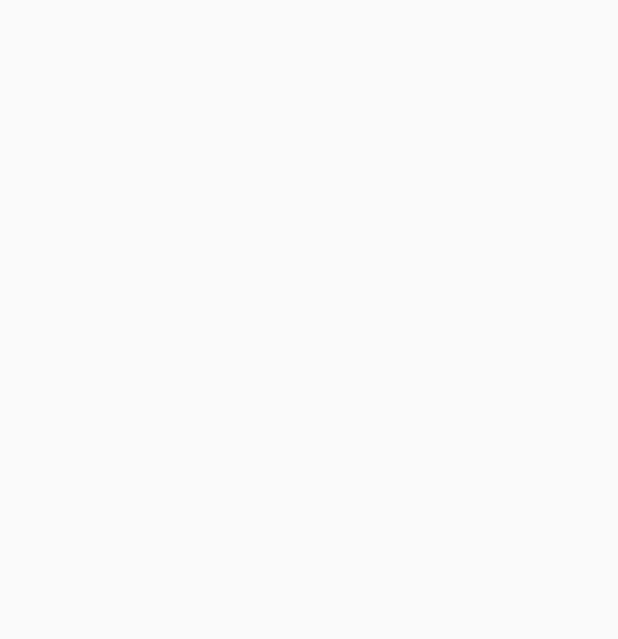
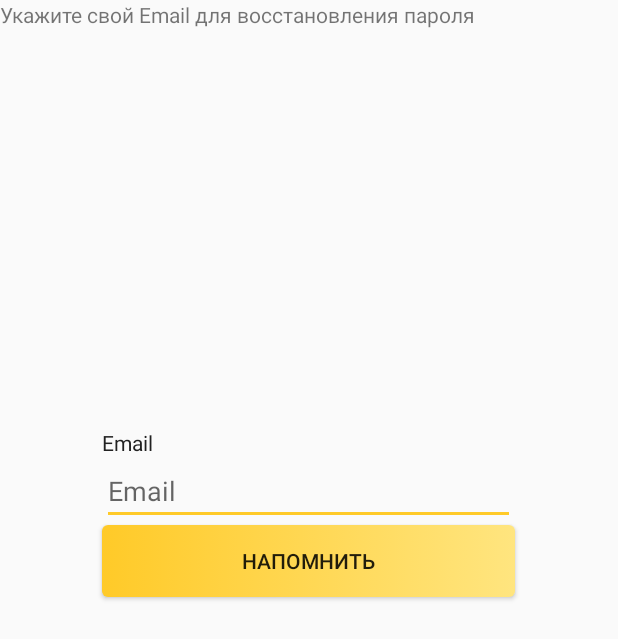
Before and after one commit to kolesnikov-pasha/db, an Android app: the PasswordRemindActivity screen opened directly, with no data from a screen before it, on a phone screen of 412 x 824 dp. Before the commit the part shown is empty. Shown: the top 639 px of the screen. Run offline under Robolectric (Android 15) with nearby library versions, the phone set to English and light mode, and no system bars.

Commit message:
password remind

```diff
--- a/app/src/main/res/layout/activity_password_remaind.xml
+++ b/app/src/main/res/layout/activity_password_remaind.xml
@@ -1,9 +1,41 @@
 <?xml version="1.0" encoding="utf-8"?>
-<android.support.constraint.ConstraintLayout xmlns:android="http://schemas.android.com/apk/res/android"
+<RelativeLayout xmlns:android="http://schemas.android.com/apk/res/android"
     xmlns:app="http://schemas.android.com/apk/res-auto"
     xmlns:tools="http://schemas.android.com/tools"
     android:layout_width="match_parent"
     android:layout_height="match_parent"
     tools:context=".PasswordRemindActivity">
 
-</android.support.constraint.ConstraintLayout>
+
+    <RelativeLayout
+        android:layout_width="match_parent"
+        android:layout_height="350dp"
+        android:id="@+id/edt_layout">
+
+        <TextView
+            android:layout_width="wrap_content"
+            android:layout_height="wrap_content"
+            android:text="Укажите свой Email для восстановления пароля"
+            android:layout_alignParentTop="true"/>
+
+        <TextView
+            style="@style/PrimaryText"
+            android:layout_above="@+id/edt_email_for_password_remind"
+            android:layout_alignLeft="@+id/edt_email_for_password_remind"
+            android:text="Email"
+            android:id="@+id/txt_email_for_reminding"/>
+
+        <EditText
+            style="@style/PrimaryEditText"
+            android:id="@+id/edt_email_for_password_remind"
+            android:hint="Email"
+            android:layout_alignParentBottom="true"/>
+    </RelativeLayout>
+
+    <Button
+        style="@style/AccentButton"
+        android:text="Напомнить"
+        android:layout_below="@+id/edt_layout"
+        android:id="@+id/btn_start_reminding" />
+
+</RelativeLayout>
--- a/app/src/main/res/layout/activity_search.xml
+++ b/app/src/main/res/layout/activity_search.xml
@@ -7,6 +7,9 @@
     android:padding="4dp"
     tools:context=".SearchActivity"
     android:orientation="vertical">
+
+    <include
+        layout="@layout/main_app_bar"/>
 
     <RelativeLayout
         android:layout_width="match_parent"
```
